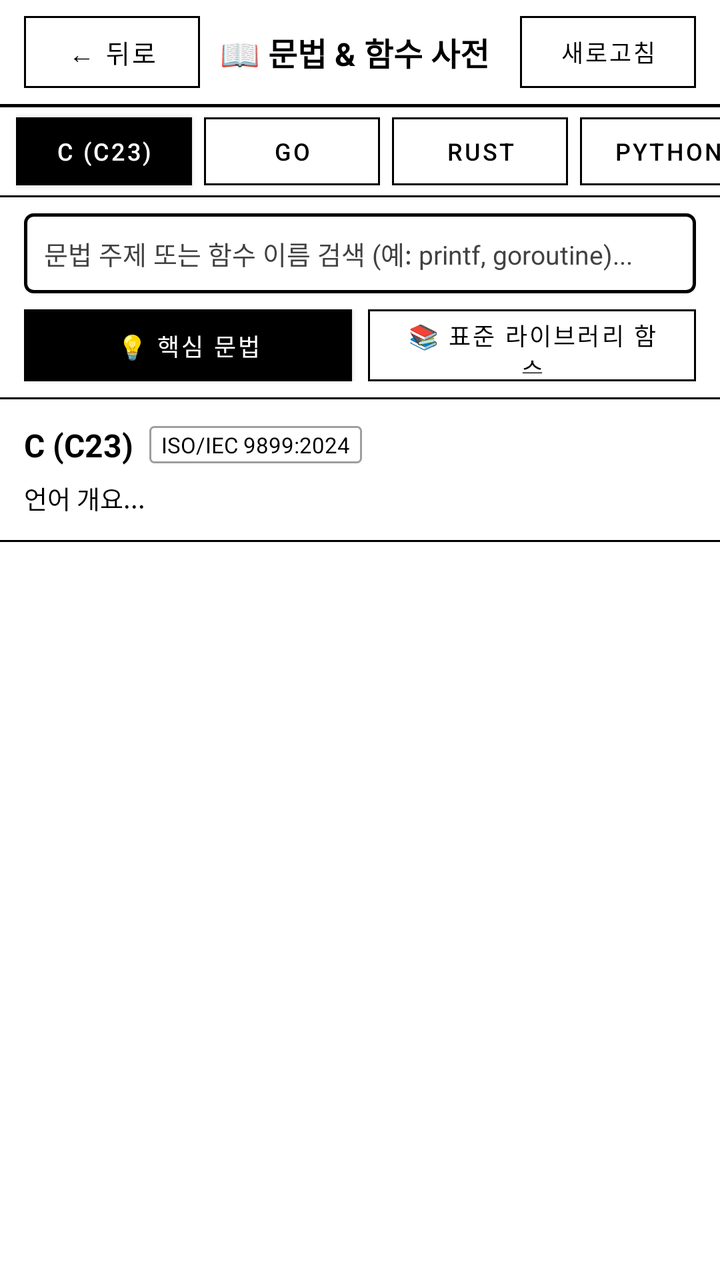
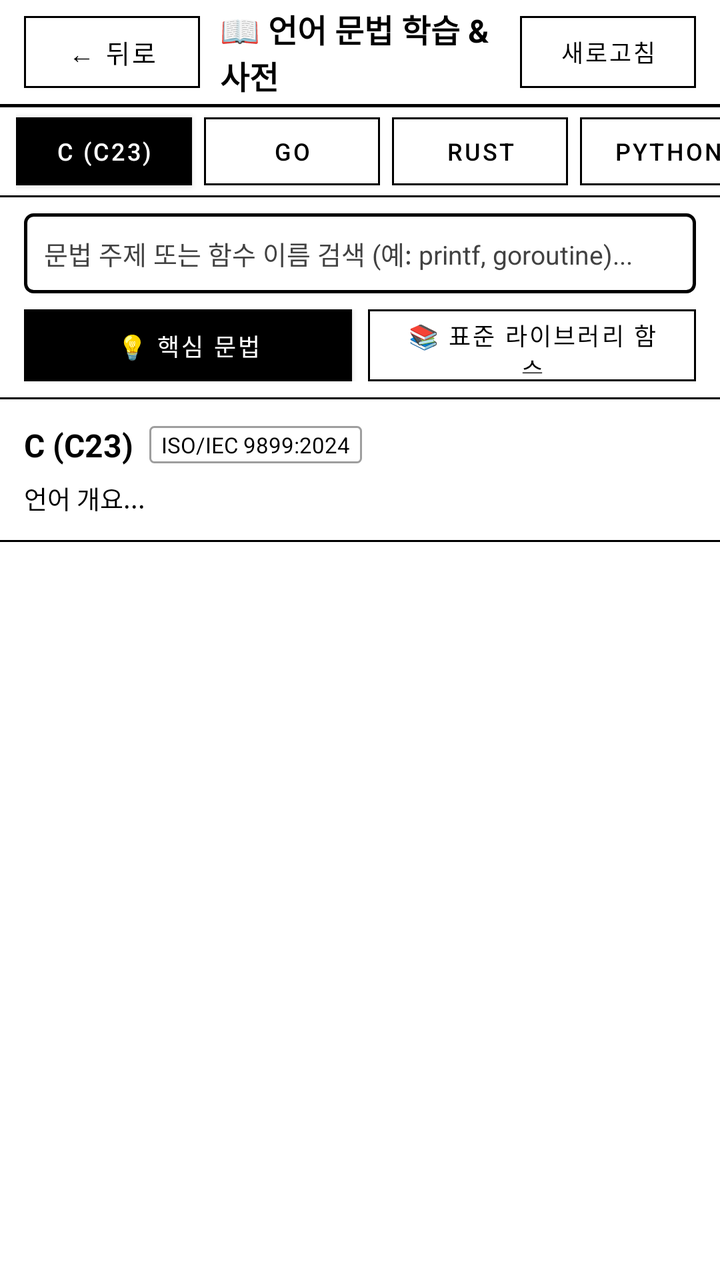

Compare the two renders of this Android layout. The source of the first and the diff that turns it into the second are given below.
<!-- AndroidManifest.xml: application theme Theme.ProStudyEink -->
<!-- res/layout/activity_reference.xml -->
<?xml version="1.0" encoding="utf-8"?>
<LinearLayout xmlns:android="http://schemas.android.com/apk/res/android"
    android:id="@+id/root_reference_layout"
    android:layout_width="match_parent"
    android:layout_height="match_parent"
    android:background="@color/eink_bg"
    android:orientation="vertical">

    
    <LinearLayout
        android:layout_width="match_parent"
        android:layout_height="52dp"
        android:background="@color/eink_bg"
        android:gravity="center_vertical"
        android:orientation="horizontal"
        android:paddingHorizontal="12dp">

        <Button
            android:id="@+id/btn_ref_back"
            style="@style/EinkButton"
            android:layout_width="wrap_content"
            android:layout_height="36dp"
            android:text="← 뒤로"
            android:textSize="13sp" />

        <TextView
            android:layout_width="0dp"
            android:layout_height="wrap_content"
            android:layout_weight="1"
            android:paddingHorizontal="10dp"
            android:text="📖 문법 &amp; 함수 사전"
            android:textColor="@color/eink_text_primary"
            android:textSize="16sp"
            android:textStyle="bold" />

        <Button
            android:id="@+id/btn_ref_refresh"
            style="@style/EinkButton"
            android:layout_width="wrap_content"
            android:layout_height="36dp"
            android:text="새로고침"
            android:textSize="12sp" />
    </LinearLayout>

    <View
        android:layout_width="match_parent"
        android:layout_height="1.5dp"
        android:background="@color/eink_border" />

    
    <HorizontalScrollView
        android:layout_width="match_parent"
        android:layout_height="44dp"
        android:scrollbars="none"
        android:fillViewport="true"
        android:background="@color/eink_surface">

        <LinearLayout
            android:id="@+id/layout_ref_lang_tabs"
            android:layout_width="wrap_content"
            android:layout_height="match_parent"
            android:gravity="center_vertical"
            android:orientation="horizontal"
            android:paddingHorizontal="8dp">

            <Button
                android:id="@+id/btn_ref_tab_c"
                style="@style/EinkButton.Primary"
                android:layout_width="wrap_content"
                android:layout_height="34dp"
                android:layout_marginEnd="6dp"
                android:text="C (C23)"
                android:textSize="12sp" />

            <Button
                android:id="@+id/btn_ref_tab_go"
                style="@style/EinkButton"
                android:layout_width="wrap_content"
                android:layout_height="34dp"
                android:layout_marginEnd="6dp"
                android:text="Go"
                android:textSize="12sp" />

            <Button
                android:id="@+id/btn_ref_tab_rust"
                style="@style/EinkButton"
                android:layout_width="wrap_content"
                android:layout_height="34dp"
                android:layout_marginEnd="6dp"
                android:text="Rust"
                android:textSize="12sp" />

            <Button
                android:id="@+id/btn_ref_tab_python"
                style="@style/EinkButton"
                android:layout_width="wrap_content"
                android:layout_height="34dp"
                android:layout_marginEnd="6dp"
                android:text="Python"
                android:textSize="12sp" />

            <Button
                android:id="@+id/btn_ref_tab_typescript"
                style="@style/EinkButton"
                android:layout_width="wrap_content"
                android:layout_height="34dp"
                android:layout_marginEnd="6dp"
                android:text="TypeScript"
                android:textSize="12sp" />

            <Button
                android:id="@+id/btn_ref_tab_javascript"
                style="@style/EinkButton"
                android:layout_width="wrap_content"
                android:layout_height="34dp"
                android:layout_marginEnd="6dp"
                android:text="JavaScript"
                android:textSize="12sp" />

            <Button
                android:id="@+id/btn_ref_tab_math"
                style="@style/EinkButton.Primary"
                android:layout_width="wrap_content"
                android:layout_height="34dp"
                android:text="📐 수학 필사"
                android:textSize="12sp" />
        </LinearLayout>
    </HorizontalScrollView>

    <View
        android:layout_width="match_parent"
        android:layout_height="1dp"
        android:background="@color/eink_border" />

    
    <LinearLayout
        android:layout_width="match_parent"
        android:layout_height="wrap_content"
        android:orientation="vertical"
        android:paddingHorizontal="12dp"
        android:paddingVertical="8dp"
        android:background="@color/eink_bg">

        
        <EditText
            android:id="@+id/et_ref_search"
            android:layout_width="match_parent"
            android:layout_height="40dp"
            android:background="@drawable/bg_eink_card"
            android:hint="문법 주제 또는 함수 이름 검색 (예: printf, goroutine)..."
            android:textColorHint="@color/eink_text_secondary"
            android:textColor="@color/eink_text_primary"
            android:textSize="13sp"
            android:paddingHorizontal="10dp"
            android:singleLine="true" />

        
        <LinearLayout
            android:layout_width="match_parent"
            android:layout_height="36dp"
            android:layout_marginTop="8dp"
            android:orientation="horizontal">

            <Button
                android:id="@+id/btn_mode_grammar"
                style="@style/EinkButton.Primary"
                android:layout_width="0dp"
                android:layout_height="match_parent"
                android:layout_weight="1"
                android:layout_marginEnd="4dp"
                android:text="💡 핵심 문법"
                android:textSize="12sp" />

            <Button
                android:id="@+id/btn_mode_functions"
                style="@style/EinkButton"
                android:layout_width="0dp"
                android:layout_height="match_parent"
                android:layout_weight="1"
                android:layout_marginStart="4dp"
                android:text="📚 표준 라이브러리 함수"
                android:textSize="12sp" />
        </LinearLayout>
    </LinearLayout>

    <View
        android:layout_width="match_parent"
        android:layout_height="1dp"
        android:background="@color/eink_border" />

    
    <LinearLayout
        android:id="@+id/card_lang_header"
        android:layout_width="match_parent"
        android:layout_height="wrap_content"
        android:background="@color/eink_surface"
        android:orientation="vertical"
        android:padding="12dp">

        <LinearLayout
            android:layout_width="match_parent"
            android:layout_height="wrap_content"
            android:gravity="center_vertical"
            android:orientation="horizontal">

            <TextView
                android:id="@+id/tv_lang_name"
                android:layout_width="wrap_content"
                android:layout_height="wrap_content"
                android:text="C (C23)"
                android:textColor="@color/eink_text_primary"
                android:textSize="16sp"
                android:textStyle="bold" />

            <TextView
                android:id="@+id/tv_lang_version"
                android:layout_width="wrap_content"
                android:layout_height="wrap_content"
                android:layout_marginStart="8dp"
                android:background="@drawable/bg_eink_badge"
                android:paddingHorizontal="6dp"
                android:paddingVertical="2dp"
                android:text="ISO/IEC 9899:2024"
                android:textColor="@color/eink_text_primary"
                android:textSize="11sp" />
        </LinearLayout>

        <TextView
            android:id="@+id/tv_lang_overview"
            android:layout_width="match_parent"
            android:layout_height="wrap_content"
            android:layout_marginTop="6dp"
            android:lineSpacingMultiplier="1.3"
            android:text="언어 개요..."
            android:textColor="@color/eink_text_primary"
            android:textSize="12.5sp" />
    </LinearLayout>

    <View
        android:layout_width="match_parent"
        android:layout_height="1dp"
        android:background="@color/eink_border" />

    
    <androidx.recyclerview.widget.RecyclerView
        android:id="@+id/rv_ref_items"
        android:layout_width="match_parent"
        android:layout_height="0dp"
        android:layout_weight="1"
        android:padding="8dp"
        android:clipToPadding="false"
        android:scrollbars="vertical" />

</LinearLayout>
<!-- resources referenced by this layout -->
<resources>
  <color name="eink_bg">#FFFFFF</color>
  <color name="eink_border">#000000</color>
  <color name="eink_surface">#FFFFFF</color>
  <color name="eink_text_primary">#000000</color>
  <color name="eink_text_secondary">#424242</color>
  <!-- drawable bg_eink_badge (drawable) -->
  <?xml version="1.0" encoding="utf-8"?>
  <shape xmlns:android="http://schemas.android.com/apk/res/android"
      android:shape="rectangle">
      <solid android:color="@color/eink_bg" />
      <stroke
          android:width="1dp"
          android:color="@color/eink_border_light" />
      <corners android:radius="2dp" />
      <padding
          android:left="6dp"
          android:top="2dp"
          android:right="6dp"
          android:bottom="2dp" />
  </shape>
  <!-- drawable bg_eink_card (drawable) -->
  <?xml version="1.0" encoding="utf-8"?>
  <shape xmlns:android="http://schemas.android.com/apk/res/android"
      android:shape="rectangle">
      <solid android:color="@color/eink_bg" />
      <stroke
          android:width="1.5dp"
          android:color="@color/eink_border" />
      <corners android:radius="4dp" />
  </shape>
  <style name="EinkButton" parent="Widget.MaterialComponents.Button.OutlinedButton">
          <item name="android:textColor">@color/eink_text_primary</item>
          <item name="strokeColor">@color/eink_border</item>
          <item name="strokeWidth">1dp</item>
          <item name="cornerRadius">0dp</item>
          <item name="android:insetTop">0dp</item>
          <item name="android:insetBottom">0dp</item>
      </style>
  <style name="EinkButton.Primary" parent="Widget.MaterialComponents.Button">
          <item name="android:backgroundTint">@color/eink_text_primary</item>
          <item name="android:textColor">@color/eink_bg</item>
          <item name="cornerRadius">0dp</item>
          <item name="android:insetTop">0dp</item>
          <item name="android:insetBottom">0dp</item>
      </style>
  <style name="Theme.ProStudyEink" parent="Theme.MaterialComponents.Light.NoActionBar">
          <item name="android:windowBackground">@color/eink_bg</item>
          <item name="android:colorBackground">@color/eink_bg</item>
          <item name="colorSurface">@color/eink_surface</item>
          <item name="colorPrimary">@color/eink_text_primary</item>
          <item name="colorOnPrimary">@color/eink_bg</item>
          <item name="colorSecondary">@color/eink_text_secondary</item>
          <item name="android:textColorPrimary">@color/eink_text_primary</item>
          <item name="android:textColorSecondary">@color/eink_text_secondary</item>
          <item name="android:windowDisablePreview">true</item>
          <item name="android:windowAnimationStyle">@null</item>
      </style>
  <color name="eink_border_light">#9E9E9E</color>
</resources>

<!-- the commit's change to res/layout/activity_reference.xml (unified diff, before → after) -->
@@ -28,7 +28,7 @@
             android:layout_height="wrap_content"
             android:layout_weight="1"
             android:paddingHorizontal="10dp"
-            android:text="📖 문법 &amp; 함수 사전"
+            android:text="📖 언어 문법 학습 &amp; 사전"
             android:textColor="@color/eink_text_primary"
             android:textSize="16sp"
             android:textStyle="bold" />
